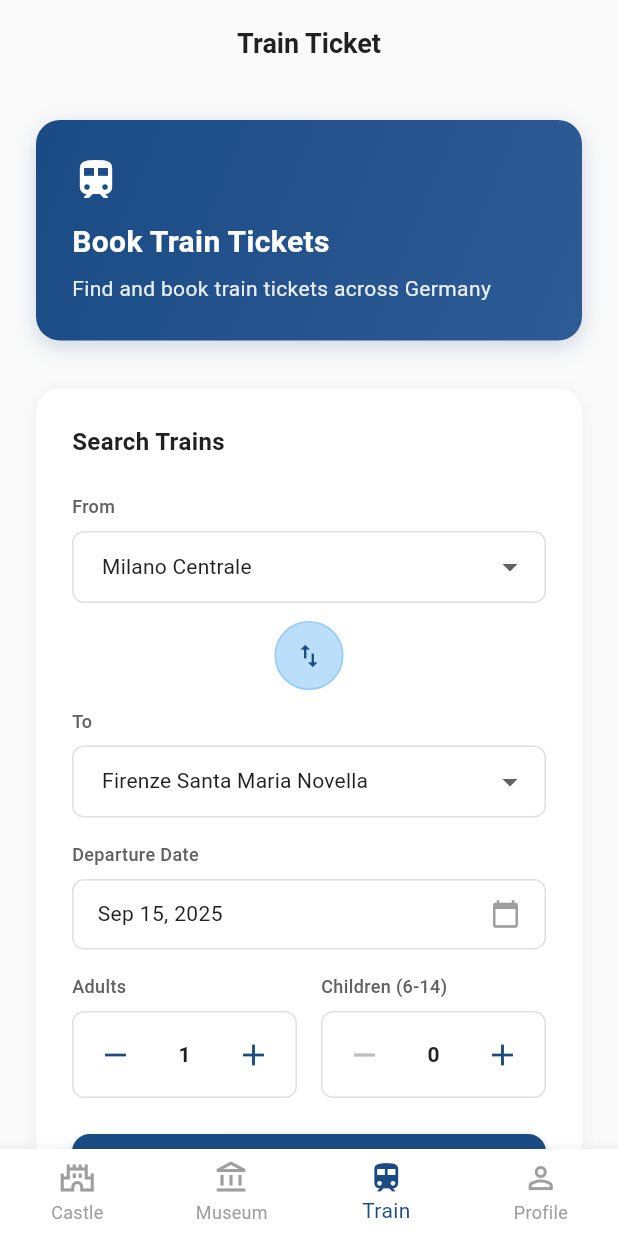
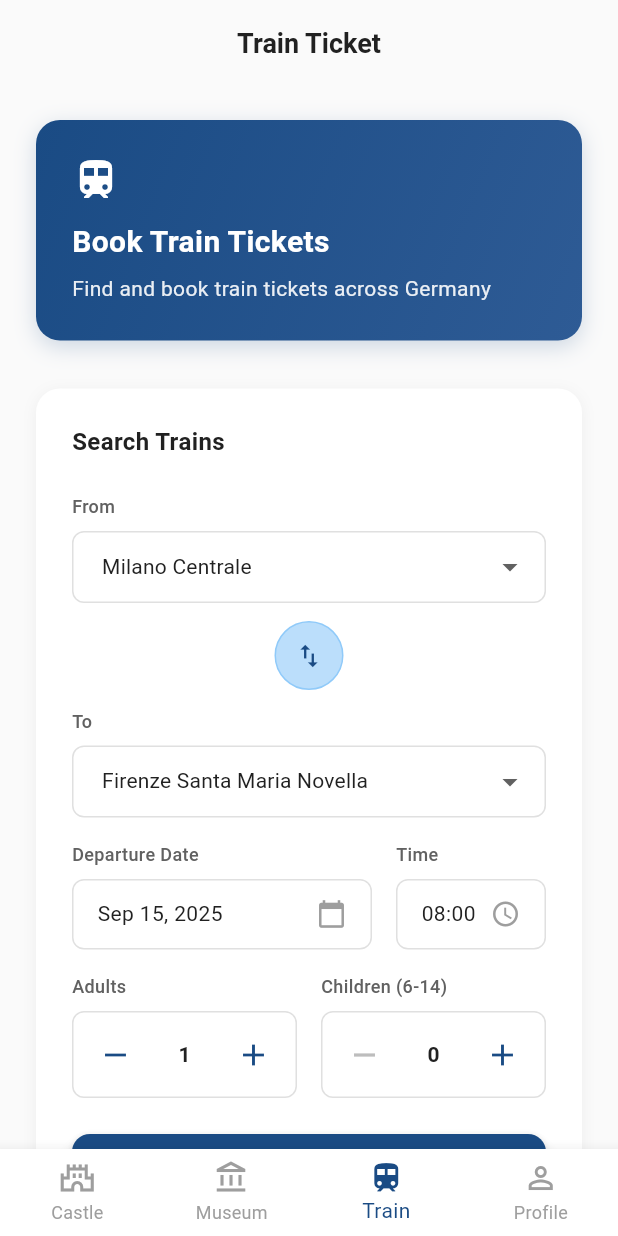
Before and after one commit to chikuokuo/ticket_sale, a Flutter app: the screen it shows after launch, item 3 of the bottom bar chosen, on a phone screen of 412 x 824 dp. Run offline on Flutter 3.47's test engine with Material 3 defaults, Android fonts, the phone set to English and light mode, and no system bars; our stand-ins replace flutter_dotenv, flutter_riverpod; missing offline and left inert: flutter_stripe; Roboto replaces fonts that are missing (SF Pro Display).

Commit message:
fix search api

```diff
--- a/lib/models/train_order.dart
+++ b/lib/models/train_order.dart
@@ -7,7 +7,9 @@ class TrainSearchCriteria {
   final TrainStation? fromStation;
   final TrainStation? toStation;
   final DateTime? departureDate;
+  final String? departureTime; // Time in HH:mm format
   final DateTime? returnDate; // For return trips (optional)
+  final String? returnTime; // Time in HH:mm format for return trips
   final int adultCount;
   final int childCount;
   final bool isRoundTrip;
@@ -16,7 +18,9 @@ class TrainSearchCriteria {
     this.fromStation,
     this.toStation,
     this.departureDate,
+    this.departureTime,
     this.returnDate,
+    this.returnTime,
     this.adultCount = 1,
     this.childCount = 0,
     this.isRoundTrip = false,
@@ -37,7 +41,9 @@ class TrainSearchCriteria {
     TrainStation? fromStation,
     TrainStation? toStation,
     DateTime? departureDate,
+    String? departureTime,
     DateTime? returnDate,
+    String? returnTime,
     int? adultCount,
     int? childCount,
     bool? isRoundTrip,
@@ -46,7 +52,9 @@ class TrainSearchCriteria {
       fromStation: fromStation ?? this.fromStation,
       toStation: toStation ?? this.toStation,
       departureDate: departureDate ?? this.departureDate,
+      departureTime: departureTime ?? this.departureTime,
       returnDate: returnDate ?? this.returnDate,
+      returnTime: returnTime ?? this.returnTime,
       adultCount: adultCount ?? this.adultCount,
       childCount: childCount ?? this.childCount,
       isRoundTrip: isRoundTrip ?? this.isRoundTrip,
--- a/lib/providers/train_order_provider.dart
+++ b/lib/providers/train_order_provider.dart
@@ -144,9 +144,21 @@ class TrainOrderNotifier extends StateNotifier<TrainOrderState> {
     );
   }
 
+  void setDepartureTime(String? time) {
+    state = state.copyWith(
+      searchCriteria: state.searchCriteria.copyWith(departureTime: time),
+    );
+  }
+
   void setReturnDate(DateTime? date) {
     state = state.copyWith(
       searchCriteria: state.searchCriteria.copyWith(returnDate: date),
+    );
+  }
+
+  void setReturnTime(String? time) {
+    state = state.copyWith(
+      searchCriteria: state.searchCriteria.copyWith(returnTime: time),
     );
   }
 
@@ -182,14 +194,19 @@ class TrainOrderNotifier extends StateNotifier<TrainOrderState> {
         fromStation: state.searchCriteria.fromStation!,
         toStation: state.searchCriteria.toStation!,
         departureDate: state.searchCriteria.departureDate!,
+        departureTime: state.searchCriteria.departureTime,
         adultCount: state.searchCriteria.adultCount,
         childCount: state.searchCriteria.childCount,
       );
+
+      // Log search completion
+      print('🏁 搜索完成: 找到 ${searchResult.trips.length} 個班次');
 
       state = state.copyWith(
         searchResults: searchResult.trips,
         rawApiResponse: searchResult.rawApiResponse,
         isLoading: false,
+        errorMessage: null, // Clear any previous errors
       );
     } catch (e) {
       state = state.copyWith(
--- a/lib/screens/train_ticket_screen.dart
+++ b/lib/screens/train_ticket_screen.dart
@@ -27,6 +27,13 @@ class TrainTicketScreen extends ConsumerWidget {
       }
       if (trainState.searchCriteria.departureDate == null) {
         trainNotifier.setDepartureDate(DateTime.now().add(const Duration(days: 1)));
+      }
+      if (trainState.searchCriteria.departureTime == null) {
+        trainNotifier.setDepartureTime('08:00');
+      }
+      // Ensure at least 1 adult passenger
+      if (trainState.searchCriteria.adultCount == 0 && trainState.searchCriteria.childCount == 0) {
+        trainNotifier.setPassengerCount(adults: 1);
       }
     });
 
@@ -233,10 +240,11 @@ class TrainTicketScreen extends ConsumerWidget {
 
           const SizedBox(height: 16),
 
-          // Date Selection
+          // Date and Time Selection
           Row(
             children: [
               Expanded(
+                flex: 2,
                 child: _buildDateSelector(
                   label: 'Departure Date',
                   date: trainState.searchCriteria.departureDate,
@@ -244,7 +252,16 @@ class TrainTicketScreen extends ConsumerWidget {
                   context: context,
                 ),
               ),
-              // TODO: Add return date for round trips
+              const SizedBox(width: 16),
+              Expanded(
+                flex: 1,
+                child: _buildTimeSelector(
+                  label: 'Time',
+                  time: trainState.searchCriteria.departureTime,
+                  onTimeSelected: trainNotifier.setDepartureTime,
+                  context: context,
+                ),
+              ),
             ],
           ),
 
@@ -573,6 +590,55 @@ class TrainTicketScreen extends ConsumerWidget {
     );
   }
 
+  Widget _buildTimeSelector({
+    required String label,
+    required String? time,
+    required Function(String?) onTimeSelected,
+    required BuildContext context,
+  }) {
+    return Column(
+      crossAxisAlignment: CrossAxisAlignment.start,
+      children: [
+        Text(
+          label,
+          style: AppTheme.labelMedium.copyWith(
+            color: AppColorScheme.neutral700,
+            fontWeight: FontWeight.w500,
+          ),
+        ),
+        const SizedBox(height: 8),
+        InkWell(
+          onTap: () => _selectTime(context, time, onTimeSelected),
+          borderRadius: BorderRadius.circular(8),
+          child: Container(
+            width: double.infinity,
+            padding: const EdgeInsets.symmetric(horizontal: 16, vertical: 12),
+            decoration: BoxDecoration(
+              border: Border.all(color: AppColorScheme.neutral300),
+              borderRadius: BorderRadius.circular(8),
+            ),
+            child: Row(
+              mainAxisAlignment: MainAxisAlignment.spaceBetween,
+              children: [
+                Text(
+                  time ?? '08:00',
+                  style: AppTheme.bodyMedium.copyWith(
+                    color: AppColorScheme.neutral900,
+                  ),
+                ),
+                Icon(
+                  Icons.access_time,
+                  color: AppColorScheme.neutral500,
+                  size: 20,
+                ),
+              ],
+            ),
+          ),
+        ),
+      ],
+    );
+  }
+
   Future<void> _selectDate(
     BuildContext context,
     DateTime? currentDate,
@@ -589,20 +655,66 @@ class TrainTicketScreen extends ConsumerWidget {
     }
   }
 
+  Future<void> _selectTime(
+    BuildContext context,
+    String? currentTime,
+    Function(String?) onTimeSelected,
+  ) async {
+    // Parse current time or default to 8:00 AM
+    TimeOfDay initialTime = TimeOfDay(hour: 8, minute: 0);
+    if (currentTime != null) {
+      final parts = currentTime.split(':');
+      if (parts.length == 2) {
+        initialTime = TimeOfDay(
+          hour: int.tryParse(parts[0]) ?? 8,
+          minute: int.tryParse(parts[1]) ?? 0,
+        );
+      }
+    }
+
+    final TimeOfDay? picked = await showTimePicker(
+      context: context,
+      initialTime: initialTime,
+    );
+
+    if (picked != null) {
+      final timeString = '${picked.hour.toString().padLeft(2, '0')}:${picked.minute.toString().padLeft(2, '0')}';
+      onTimeSelected(timeString);
+    }
+  }
+
   Future<void> _handleSearch(
     BuildContext context,
     WidgetRef ref,
     TrainOrderNotifier trainNotifier,
   ) async {
+    print('🔍 開始處理搜索請求...');
     await trainNotifier.searchTrains();
 
     final trainState = ref.read(trainOrderProvider);
-    if (trainState.searchResults.isNotEmpty) {
+    print('🎯 搜索結果狀態: 結果數量=${trainState.searchResults.length}, 錯誤=${trainState.errorMessage}');
+
+    if (trainState.errorMessage == null) {
+      // Always navigate to results screen, even if no results found
+      // The results screen should handle empty results appropriately
+      print('✅ 導航到結果頁面...');
       Navigator.of(context).push(
         MaterialPageRoute(
           builder: (context) => const TrainResultsScreen(),
         ),
       );
+    } else {
+      // Show error message if there was an actual error (not just empty results)
+      print('❌ 顯示錯誤訊息: ${trainState.errorMessage}');
+      if (context.mounted) {
+        ScaffoldMessenger.of(context).showSnackBar(
+          SnackBar(
+            content: Text(trainState.errorMessage!),
+            backgroundColor: Colors.red,
+            duration: const Duration(seconds: 3),
+          ),
+        );
+      }
     }
   }
 
```
Also changed, not shown: lib/services/g2rail_api_client.dart (+39 -7 lines), lib/services/train_api_service.dart (+152 -38 lines), 2 other files.
